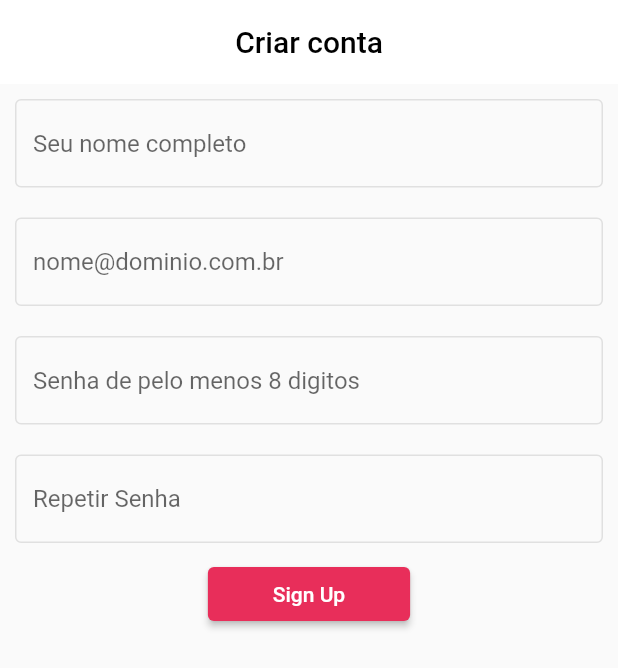
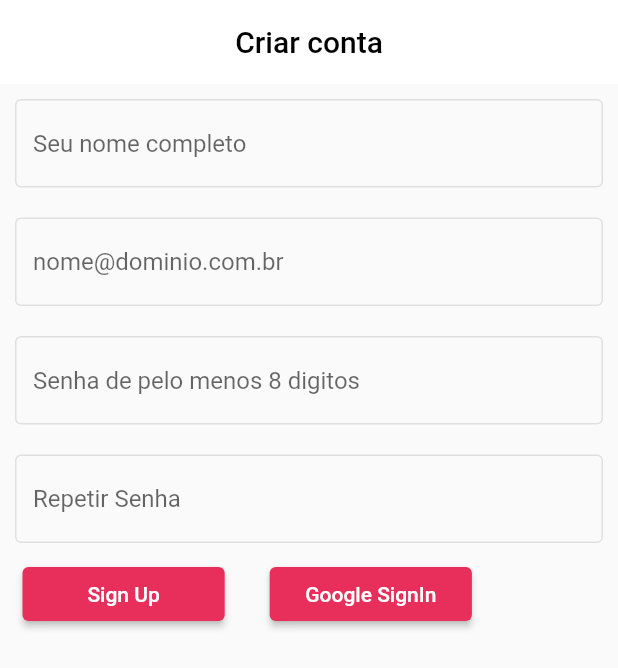
Before and after one commit to thiagobrunoms/edge_delivery, a Flutter app: the screen it shows after launch, on a phone screen of 412 x 824 dp. Shown: the top 668 px of the screen. Run offline on Flutter 3.47's test engine with Material 2 defaults, Android fonts, the light colour scheme and no system bars; our stand-ins replace dio, flutter_mobx, google_sign_in, mobx; generated files the repository leaves out were written again.

Commit message:
Adiciona suporte a Gooogle SignIn

```diff
--- /dev/null
+++ b/lib/modules/sign_up_module/domain/entities/social_network.dart
@@ -0,0 +1,6 @@
+class SocialNetwork {
+  String? googleId;
+  String? facebookId;
+
+  SocialNetwork({this.googleId, this.facebookId});
+}
--- a/lib/modules/sign_up_module/domain/entities/user_entity.dart
+++ b/lib/modules/sign_up_module/domain/entities/user_entity.dart
@@ -1,27 +1,38 @@
+import 'package:edge_delivery/modules/sign_up_module/domain/entities/social_network.dart';
+
 class UserEntity {
-  final String id;
+  final String? id;
   final String name;
   final String email;
-  final String password;
-  final String code;
-  final String authToken;
+  final String? password;
+  final String? code;
+  final String? authToken;
+  final SocialNetwork? socialNetwork;
 
   UserEntity(
-      {required this.id,
+      {this.id,
       required this.name,
       required this.email,
-      required this.password,
-      required this.code,
-      required this.authToken});
+      this.password,
+      this.code,
+      this.authToken,
+      this.socialNetwork});
 
   factory UserEntity.fromMap(Map<String, dynamic> data) {
     return UserEntity(
-        id: data['id'],
-        name: data['name'],
-        email: data['email'],
-        password: data['password'],
-        code: data['code'],
-        authToken: data['auth_token']);
+      id: data['id'],
+      name: data['name'],
+      email: data['email'],
+      password: data['password'],
+      code: data['code'],
+      authToken: data['auth_token'],
+    );
+  }
+
+  factory UserEntity.fromGoogle(Map<String, dynamic> data) {
+    SocialNetwork network = SocialNetwork(googleId: data['googleId']);
+    return UserEntity(
+        name: data['name'], email: data['email'], socialNetwork: network);
   }
 
   @override
--- a/lib/modules/sign_up_module/presentation/sign_up_form_page.dart
+++ b/lib/modules/sign_up_module/presentation/sign_up_form_page.dart
@@ -10,6 +10,7 @@ import 'package:edge_delivery/shared/widgets/buttons/main_button.dart';
 import 'package:edge_delivery/shared/widgets/forms/text_input/text_input_widget.dart';
 import 'package:flutter/material.dart';
 import 'package:flutter_mobx/flutter_mobx.dart';
+import 'package:google_sign_in/google_sign_in.dart';
 import 'package:mobx/mobx.dart';
 
 class SignUpFormPage extends StatefulWidget {
@@ -75,13 +76,27 @@ class _SignUpFormPageState extends State<SignUpFormPage> {
               errorMessage: controller.checkPasswords,
               onChangedCallback: controller.setRepeatPassword,
             ),
-            controller.requestFuture != null &&
-                    controller.requestFuture!.status == FutureStatus.pending
-                ? const CircularProgressIndicator()
-                : MainButtonWidget(callback: controller.send, title: 'Sign Up')
+            Row(
+              children: [
+                controller.requestFuture != null &&
+                        controller.requestFuture!.status == FutureStatus.pending
+                    ? const CircularProgressIndicator()
+                    : MainButtonWidget(
+                        callback: controller.send, title: 'Sign Up'),
+                MainButtonWidget(
+                    callback: fireGoogleSignIn, title: 'Google SignIn'),
+              ],
+            )
           ],
         );
       }),
     );
   }
+
+  Future<void> fireGoogleSignIn() async {
+    final googleUser = await GoogleSignIn(scopes: ["email"]).signIn();
+    if (googleUser != null) {
+      print(googleUser);
+    }
+  }
 }
--- a/pubspec.yaml
+++ b/pubspec.yaml
@@ -34,7 +34,9 @@ dependencies:
   mobx: ^2.0.7+5
   flutter_mobx: ^2.0.6+1
   dio: ^4.0.6
-
+  firebase_core: ^1.23.0
+  firebase_auth: ^3.10.0
+  google_sign_in: ^5.4.2
   # The following adds the Cupertino Icons font to your application.
   # Use with the CupertinoIcons class for iOS style icons.
   cupertino_icons: ^1.0.2
```
Also changed, not shown: lib/modules/sign_up_module/data/datasources/google_signup_datasource.dart (+17 -3 lines), pubspec.lock, 13 other files.
